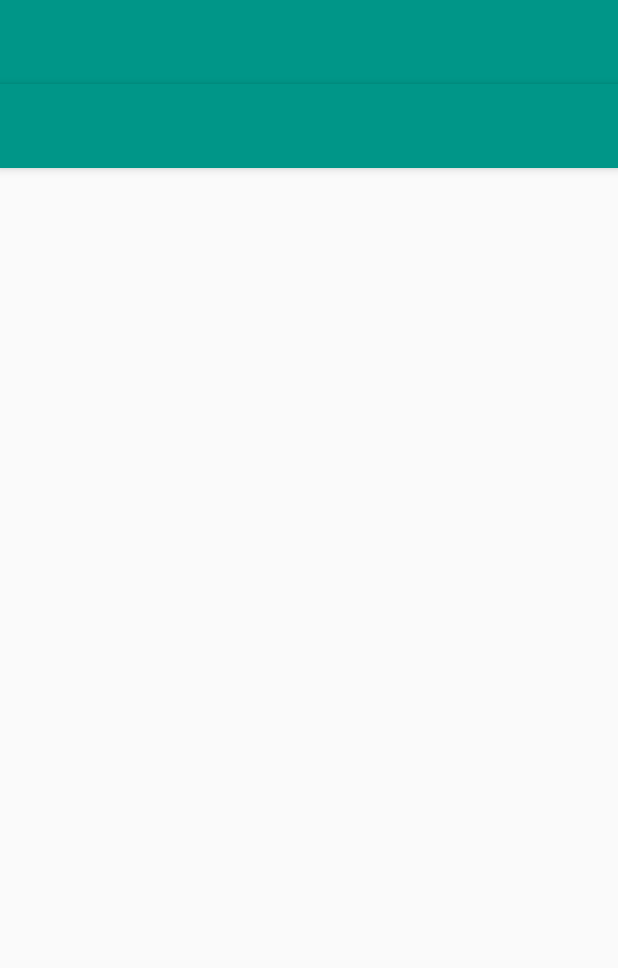
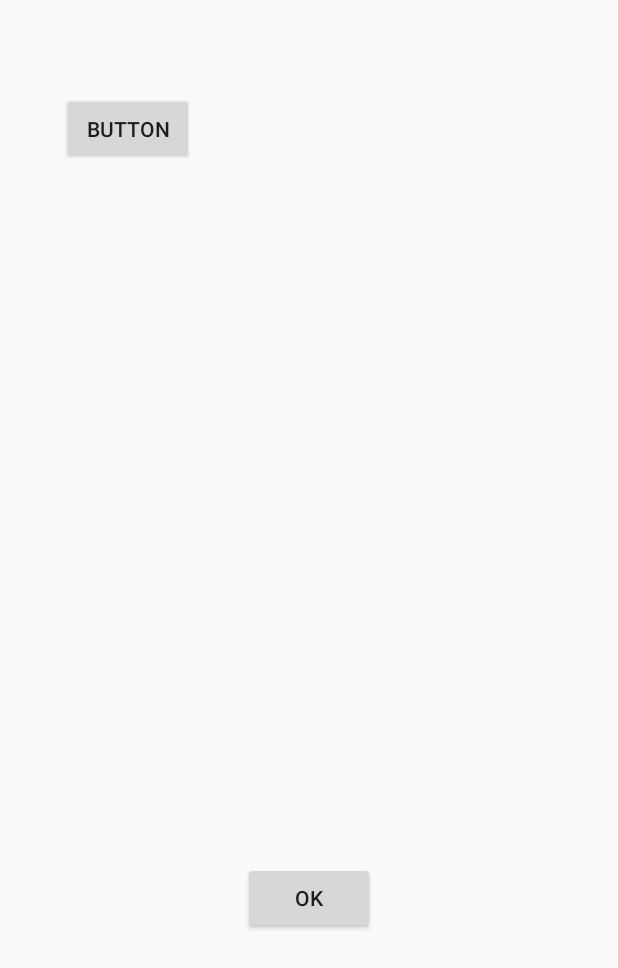
Before and after one commit to samilesma/Esperanto, an Android app: the layout activity_main.xml on its own in the app's theme, with its tools: preview values and no code run, on a phone screen of 412 x 824 dp. Shown: the top 968 px of the screen. Run offline under Robolectric (Android 15) with nearby library versions, the phone set to English and light mode, and no system bars.

Commit message:
sdsdsds
dsfsf

```diff
--- a/app/src/main/res/drawable/ic_menu_manage.xml
+++ /dev/null
@@ -1,9 +0,0 @@
-<vector xmlns:android="http://schemas.android.com/apk/res/android"
-    android:width="24dp"
-    android:height="24dp"
-    android:viewportHeight="24.0"
-    android:viewportWidth="24.0">
-    <path
-        android:fillColor="#FF000000"
-        android:pathData="M22.7,19l-9.1,-9.1c0.9,-2.3 0.4,-5 -1.5,-6.9 -2,-2 -5,-2.4 -7.4,-1.3L9,6 6,9 1.6,4.7C0.4,7.1 0.9,10.1 2.9,12.1c1.9,1.9 4.6,2.4 6.9,1.5l9.1,9.1c0.4,0.4 1,0.4 1.4,0l2.3,-2.3c0.5,-0.4 0.5,-1.1 0.1,-1.4z" />
-</vector>
--- a/app/src/main/res/drawable/ic_menu_send.xml
+++ /dev/null
@@ -1,9 +0,0 @@
-<vector xmlns:android="http://schemas.android.com/apk/res/android"
-    android:width="24dp"
-    android:height="24dp"
-    android:viewportHeight="24.0"
-    android:viewportWidth="24.0">
-    <path
-        android:fillColor="#FF000000"
-        android:pathData="M2.01,21L23,12 2.01,3 2,10l15,2 -15,2z" />
-</vector>
--- a/app/src/main/res/drawable/ic_menu_share.xml
+++ /dev/null
@@ -1,9 +0,0 @@
-<vector xmlns:android="http://schemas.android.com/apk/res/android"
-    android:width="24dp"
-    android:height="24dp"
-    android:viewportHeight="24.0"
-    android:viewportWidth="24.0">
-    <path
-        android:fillColor="#FF000000"
-        android:pathData="M18,16.08c-0.76,0 -1.44,0.3 -1.96,0.77L8.91,12.7c0.05,-0.23 0.09,-0.46 0.09,-0.7s-0.04,-0.47 -0.09,-0.7l7.05,-4.11c0.54,0.5 1.25,0.81 2.04,0.81 1.66,0 3,-1.34 3,-3s-1.34,-3 -3,-3 -3,1.34 -3,3c0,0.24 0.04,0.47 0.09,0.7L8.04,9.81C7.5,9.31 6.79,9 6,9c-1.66,0 -3,1.34 -3,3s1.34,3 3,3c0.79,0 1.5,-0.31 2.04,-0.81l7.12,4.16c-0.05,0.21 -0.08,0.43 -0.08,0.65 0,1.61 1.31,2.92 2.92,2.92 1.61,0 2.92,-1.31 2.92,-2.92s-1.31,-2.92 -2.92,-2.92z" />
-</vector>
--- a/app/src/main/res/layout/activity_main.xml
+++ b/app/src/main/res/layout/activity_main.xml
@@ -1,63 +1,35 @@
 <?xml version="1.0" encoding="utf-8"?>
-<android.support.v4.widget.DrawerLayout xmlns:android="http://schemas.android.com/apk/res/android"
-    xmlns:app="http://schemas.android.com/apk/res-auto"
-    xmlns:tools="http://schemas.android.com/tools"
-    android:id="@+id/drawer_layout"
-    android:layout_width="match_parent"
-    android:layout_height="match_parent"
-    android:fitsSystemWindows="true"
-    tools:openDrawer="start">
-
-    <android.support.design.widget.CoordinatorLayout
-        android:layout_width="match_parent"
-        android:layout_height="match_parent"
-        android:fitsSystemWindows="true"
-        tools:context="com.esperanto.myapplication.MainActivity">
-
-        <android.support.design.widget.AppBarLayout
-            android:layout_width="match_parent"
-            android:layout_height="wrap_content"
-            android:theme="@style/AppTheme.AppBarOverlay">
-
-            <android.support.v7.widget.Toolbar
-                android:id="@+id/toolbar"
+<RelativeLayout xmlns:android="http://schemas.android.com/apk/res/android"
+                xmlns:tools="http://schemas.android.com/tools"
+                android:id="@+id/activity_main"
                 android:layout_width="match_parent"
-                android:layout_height="?attr/actionBarSize"
-                android:background="?attr/colorPrimary"
-                app:popupTheme="@style/AppTheme.PopupOverlay" />
-
-        </android.support.design.widget.AppBarLayout>
-        <FrameLayout
-            android:id="@+id/abc123"
-
-            android:paddingTop="@dimen/activity_vertical_margin"
-            android:layout_width="match_parent"
-            android:layout_height="match_parent">
+                android:layout_height="match_parent"
+                android:paddingBottom="@dimen/activity_vertical_margin"
+                android:paddingLeft="@dimen/activity_horizontal_margin"
+                android:paddingRight="@dimen/activity_horizontal_margin"
+                android:paddingTop="@dimen/activity_vertical_margin"
+                tools:context="com.esperanto.myapplication.MainActivity">
 
 
-        </FrameLayout>
-        <FrameLayout
-            android:id="@+id/abc123test"
 
-            android:paddingTop="@dimen/activity_vertical_margin"
-            android:layout_width="match_parent"
-            android:layout_height="match_parent">
+    <Button
+        android:text="OK"
+        android:layout_width="wrap_content"
+        android:layout_height="wrap_content"
+        android:layout_alignParentBottom="true"
+        android:layout_centerHorizontal="true"
+        android:layout_marginBottom="185dp"
+        android:id="@+id/bOK"/>
 
-
-        </FrameLayout>
-
-       <!-- <include layout="@layout/hovedaktivitet_indhold" /> -->
-
-
-    </android.support.design.widget.CoordinatorLayout>
-
-    <android.support.design.widget.NavigationView
-        android:id="@+id/nav_view"
+    <Button
+        android:text="Button"
         android:layout_width="wrap_content"
-        android:layout_height="match_parent"
-        android:layout_gravity="start"
-        android:fitsSystemWindows="true"
-        app:headerLayout="@layout/venstremenu_top"
-        app:menu="@menu/activity_main_menu_drawer" />
-
-</android.support.v4.widget.DrawerLayout>
+        android:layout_height="wrap_content"
+        android:layout_below="@+id/textView"
+        android:layout_toRightOf="@+id/textView"
+        android:layout_toEndOf="@+id/textView"
+        android:layout_marginLeft="25dp"
+        android:layout_marginStart="25dp"
+        android:layout_marginTop="46dp"
+        android:id="@+id/bTest" />
+</RelativeLayout>
--- a/app/src/main/res/layout/venstremenu_top.xml
+++ b/app/src/main/res/layout/venstremenu_top.xml
@@ -3,7 +3,7 @@
     xmlns:app="http://schemas.android.com/apk/res-auto"
     android:layout_width="match_parent"
     android:layout_height="@dimen/nav_header_height"
-    android:background="@drawable/side_nav_bar"
+    android:background="@layout/side_nav_bar"
     android:gravity="bottom"
     android:orientation="vertical"
     android:paddingBottom="@dimen/activity_vertical_margin"
```
Also changed, not shown: app/src/main/java/com/esperanto/myapplication/MainActivity.java (+22 -65 lines), app/src/main/java/easy/learning/dethele.java (+4 -8 lines), app/src/main/res/layout/dethele.xml (renamed from app/src/main/res/drawable/dethele.xml, +4 -3 lines), app/src/main/res/layout/ic_menu_camera.xml (renamed from app/src/main/res/drawable/ic_menu_camera.xml), app/src/main/res/layout/ic_menu_gallery.xml (renamed from app/src/main/res/drawable/ic_menu_gallery.xml), app/src/main/res/layout/ic_menu_slideshow.xml (renamed from app/src/main/res/drawable/ic_menu_slideshow.xml), app/src/main/res/layout/side_nav_bar.xml (renamed from app/src/main/res/drawable/side_nav_bar.xml).
